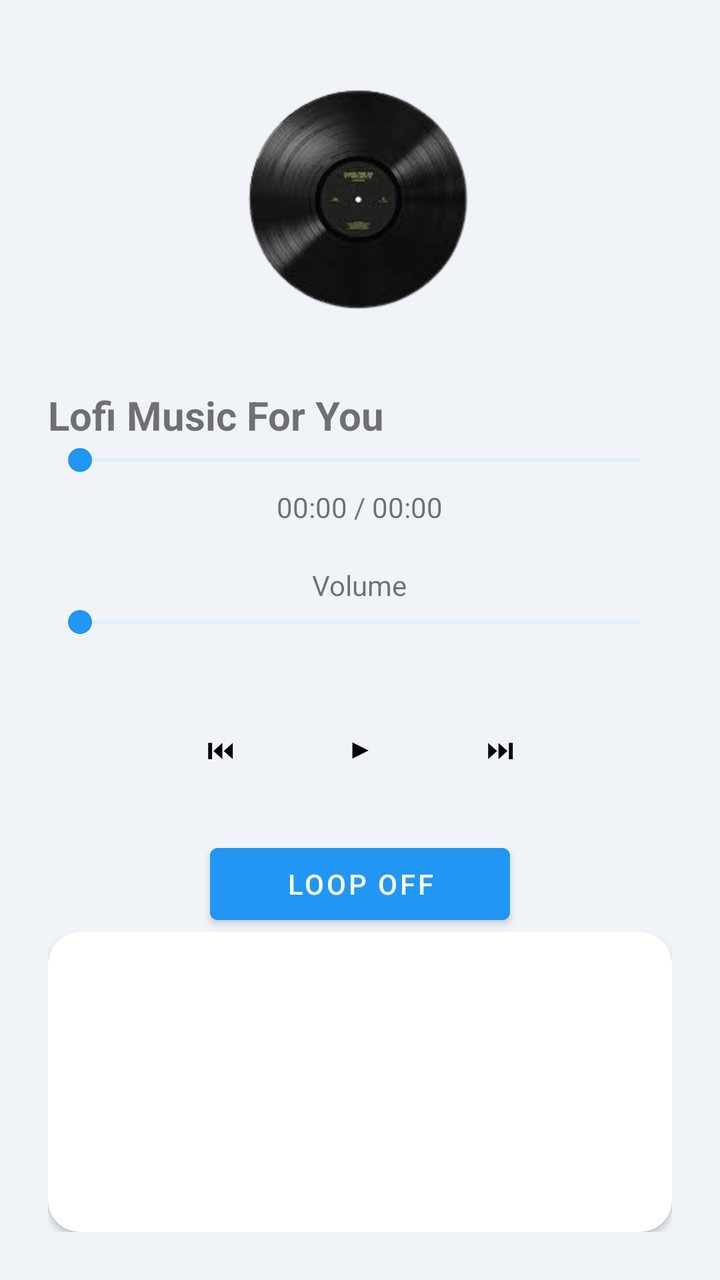
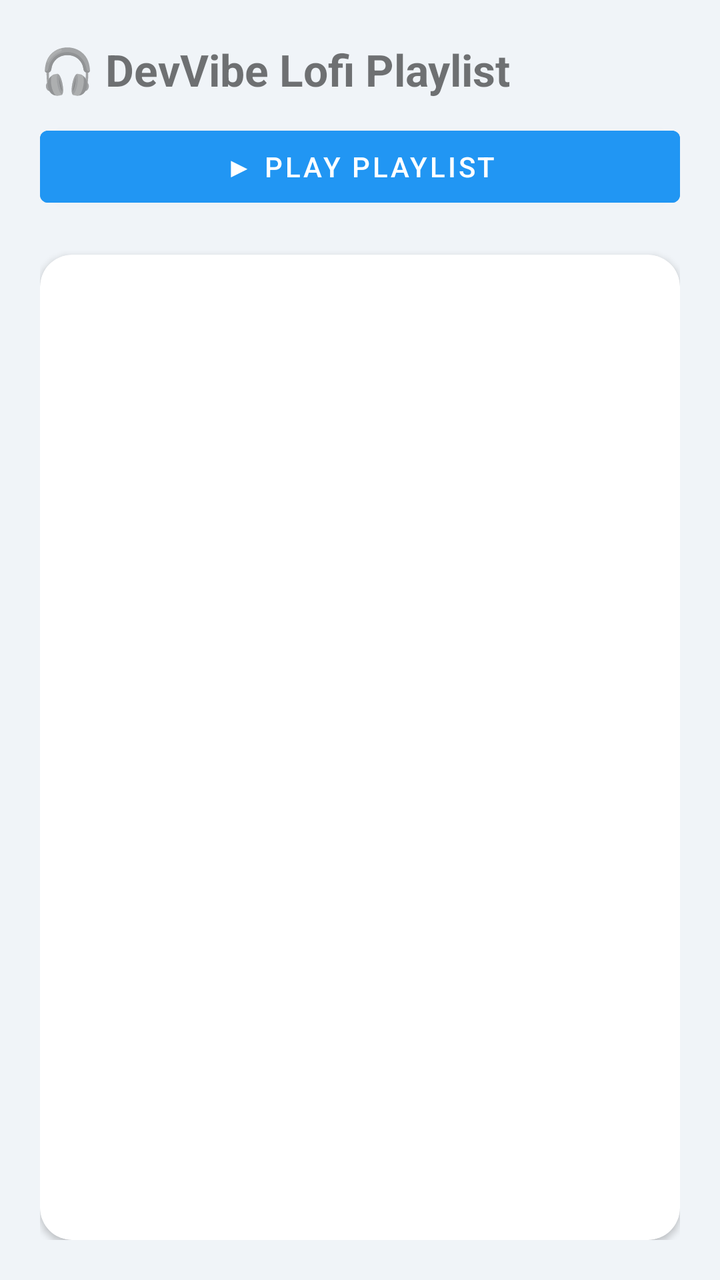

The first picture is an Android layout as it rendered before a commit; the second is the same layout after the commit. The layout source and the unified diff follow.
<!-- AndroidManifest.xml: application theme Theme.DevVibe -->
<!-- res/layout/activity_music.xml -->
<LinearLayout xmlns:android="http://schemas.android.com/apk/res/android"
    xmlns:app="http://schemas.android.com/apk/res-auto"
    android:orientation="vertical"
    android:gravity="center"
    android:padding="24dp"
    android:background="#f0f4f8"
    android:layout_width="match_parent"
    android:layout_height="match_parent">

    <ImageView
        android:id="@+id/vinylImage"
        android:layout_width="150dp"
        android:layout_height="150dp"
        android:layout_marginBottom="20dp"
        android:src="@drawable/vinyl"/>

    <TextView
        android:id="@+id/musicTitle"
        android:layout_width="match_parent"
        android:layout_height="wrap_content"
        android:text="Lofi Music For You"
        android:textSize="20sp"
        android:textStyle="bold"
        android:singleLine="true"
        android:ellipsize="marquee"
        android:marqueeRepeatLimit="marquee_forever"
        android:focusable="true"
        android:focusableInTouchMode="true"
        android:scrollHorizontally="true"/>

    <SeekBar
        android:id="@+id/musicProgress"
        android:layout_width="match_parent"
        android:layout_height="wrap_content"
        android:progressTint="#2196F3"
        android:thumbTint="#2196F3"
        android:progressBackgroundTint="#BBDEFB"/>

    <TextView
        android:id="@+id/timeText"
        android:text="00:00 / 00:00"
        android:layout_marginTop="5dp"
        android:layout_width="wrap_content"
        android:layout_height="wrap_content"/>

    <TextView
        android:text="Volume"
        android:layout_marginTop="20dp"
        android:layout_width="wrap_content"
        android:layout_height="wrap_content"/>

    <SeekBar
        android:id="@+id/volumeSeek"
        android:layout_width="match_parent"
        android:layout_height="wrap_content"
        android:progressTint="#2196F3"
        android:thumbTint="#2196F3"
        android:progressBackgroundTint="#BBDEFB"/>

    <LinearLayout
        style="?android:attr/buttonBarStyle"
        android:orientation="horizontal"
        android:layout_marginTop="30dp"
        android:gravity="center"
        android:layout_height="wrap_content"
        android:layout_width="match_parent">

        <Button
            android:id="@+id/btnPrev"
            style="?android:attr/buttonBarButtonStyle"
            android:text="⏮"
            android:textColor="@color/black"
            android:layout_width="70dp"
            android:layout_height="wrap_content" />

        <Button
            android:id="@+id/btnPlay"
            style="?android:attr/buttonBarButtonStyle"
            android:text="▶"
            android:textColor="@color/black"
            android:layout_width="70dp"
            android:layout_height="wrap_content" />

        <Button
            android:id="@+id/btnNext"
            style="?android:attr/buttonBarButtonStyle"
            android:text="⏭"
            android:textColor="@color/black"
            android:layout_width="70dp"
            android:layout_height="wrap_content"/>

    </LinearLayout>

    <Button
        android:id="@+id/btnLoop"
        android:text="Loop Off"
        android:backgroundTint="#2196F3"
        android:layout_marginTop="20dp"
        android:layout_width="150dp"
        android:layout_height="wrap_content"/>


    <com.google.android.material.card.MaterialCardView
        app:cardCornerRadius="16dp"
        app:cardElevation="2dp"
        android:layout_width="match_parent"
        android:layout_height="match_parent">

        <androidx.recyclerview.widget.RecyclerView
            android:id="@+id/playlistRecycler"
            android:layout_width="match_parent"
            android:layout_height="match_parent" />

    </com.google.android.material.card.MaterialCardView>


</LinearLayout>
<!-- resources referenced by this layout -->
<resources>
  <color name="black">#FF000000</color>
  <!-- drawable vinyl: png bitmap (drawable, 26524 bytes) -->
  <style name="Theme.DevVibe" parent="Base.Theme.DevVibe" />
  <style name="Base.Theme.DevVibe" parent="Theme.MaterialComponents.DayNight.NoActionBar">
          
          
      </style>
</resources>

<!-- the commit's change to res/layout/activity_music.xml (unified diff, before → after) -->
@@ -1,117 +1,159 @@
 <LinearLayout xmlns:android="http://schemas.android.com/apk/res/android"
     xmlns:app="http://schemas.android.com/apk/res-auto"
     android:orientation="vertical"
-    android:gravity="center"
-    android:padding="24dp"
     android:background="#f0f4f8"
     android:layout_width="match_parent"
     android:layout_height="match_parent">
 
-    <ImageView
-        android:id="@+id/vinylImage"
-        android:layout_width="150dp"
-        android:layout_height="150dp"
-        android:layout_marginBottom="20dp"
-        android:src="@drawable/vinyl"/>
-
-    <TextView
-        android:id="@+id/musicTitle"
-        android:layout_width="match_parent"
-        android:layout_height="wrap_content"
-        android:text="Lofi Music For You"
-        android:textSize="20sp"
-        android:textStyle="bold"
-        android:singleLine="true"
-        android:ellipsize="marquee"
-        android:marqueeRepeatLimit="marquee_forever"
-        android:focusable="true"
-        android:focusableInTouchMode="true"
-        android:scrollHorizontally="true"/>
-
-    <SeekBar
-        android:id="@+id/musicProgress"
-        android:layout_width="match_parent"
-        android:layout_height="wrap_content"
-        android:progressTint="#2196F3"
-        android:thumbTint="#2196F3"
-        android:progressBackgroundTint="#BBDEFB"/>
-
-    <TextView
-        android:id="@+id/timeText"
-        android:text="00:00 / 00:00"
-        android:layout_marginTop="5dp"
-        android:layout_width="wrap_content"
-        android:layout_height="wrap_content"/>
-
-    <TextView
-        android:text="Volume"
-        android:layout_marginTop="20dp"
-        android:layout_width="wrap_content"
-        android:layout_height="wrap_content"/>
-
-    <SeekBar
-        android:id="@+id/volumeSeek"
-        android:layout_width="match_parent"
-        android:layout_height="wrap_content"
-        android:progressTint="#2196F3"
-        android:thumbTint="#2196F3"
-        android:progressBackgroundTint="#BBDEFB"/>
+    
 
     <LinearLayout
-        style="?android:attr/buttonBarStyle"
-        android:orientation="horizontal"
-        android:layout_marginTop="30dp"
-        android:gravity="center"
-        android:layout_height="wrap_content"
-        android:layout_width="match_parent">
+        android:id="@+id/playlistLayout"
+        android:orientation="vertical"
+        android:padding="20dp"
+        android:layout_width="match_parent"
+        android:layout_height="match_parent">
+
+        <TextView
+            android:text="🎧 DevVibe Lofi Playlist"
+            android:textStyle="bold"
+            android:textSize="22sp"
+            android:layout_marginBottom="10dp"
+            android:layout_width="wrap_content"
+            android:layout_height="wrap_content"/>
 
         <Button
-            android:id="@+id/btnPrev"
-            style="?android:attr/buttonBarButtonStyle"
-            android:text="⏮"
-            android:textColor="@color/black"
-            android:layout_width="70dp"
-            android:layout_height="wrap_content" />
+            android:id="@+id/btnStartPlaylist"
+            android:text="▶ Play Playlist"
+            android:backgroundTint="#2196F3"
+            android:layout_marginBottom="20dp"
+            android:layout_width="match_parent"
+            android:layout_height="wrap_content"/>
+
+        <com.google.android.material.card.MaterialCardView
+            app:cardCornerRadius="16dp"
+            app:cardElevation="2dp"
+            android:layout_width="match_parent"
+            android:layout_height="match_parent">
+
+            <androidx.recyclerview.widget.RecyclerView
+                android:id="@+id/playlistRecycler"
+                android:layout_width="match_parent"
+                android:layout_height="match_parent"/>
+
+        </com.google.android.material.card.MaterialCardView>
+
+    </LinearLayout>
+
+
+    
+
+    <LinearLayout
+        android:id="@+id/playerLayout"
+        android:visibility="gone"
+        android:gravity="center"
+        android:padding="24dp"
+        android:orientation="vertical"
+        android:layout_width="match_parent"
+        android:layout_height="match_parent">
 
         <Button
-            android:id="@+id/btnPlay"
-            style="?android:attr/buttonBarButtonStyle"
-            android:text="▶"
-            android:textColor="@color/black"
-            android:layout_width="70dp"
-            android:layout_height="wrap_content" />
+            android:id="@+id/btnBackPlaylist"
+            android:text="⬅ Playlist"
+            android:layout_gravity="start"
+            android:layout_width="wrap_content"
+            android:layout_height="wrap_content"/>
+
+        <ImageView
+            android:id="@+id/vinylImage"
+            android:layout_width="150dp"
+            android:layout_height="150dp"
+            android:layout_marginTop="20dp"
+            android:layout_marginBottom="20dp"
+            android:src="@drawable/vinyl"/>
+
+        <TextView
+            android:id="@+id/musicTitle"
+            android:layout_width="match_parent"
+            android:layout_height="wrap_content"
+            android:text="Lofi Music For You"
+            android:textSize="20sp"
+            android:textStyle="bold"
+            android:singleLine="true"
+            android:ellipsize="marquee"
+            android:marqueeRepeatLimit="marquee_forever"
+            android:focusable="true"
+            android:focusableInTouchMode="true"
+            android:scrollHorizontally="true"/>
+
+        <SeekBar
+            android:id="@+id/musicProgress"
+            android:layout_width="match_parent"
+            android:layout_height="wrap_content"
+            android:progressTint="#2196F3"
+            android:thumbTint="#2196F3"
+            android:progressBackgroundTint="#BBDEFB"/>
+
+        <TextView
+            android:id="@+id/timeText"
+            android:text="00:00 / 00:00"
+            android:layout_marginTop="5dp"
+            android:layout_width="wrap_content"
+            android:layout_height="wrap_content"/>
+
+        <TextView
+            android:text="Volume"
+            android:layout_marginTop="20dp"
+            android:layout_width="wrap_content"
+            android:layout_height="wrap_content"/>
+
+        <SeekBar
+            android:id="@+id/volumeSeek"
+            android:layout_width="match_parent"
+            android:layout_height="wrap_content"
+            android:progressTint="#2196F3"
+            android:thumbTint="#2196F3"
+            android:progressBackgroundTint="#BBDEFB"/>
+
+        <LinearLayout
+            style="?android:attr/buttonBarStyle"
+            android:orientation="horizontal"
+            android:layout_marginTop="30dp"
+            android:gravity="center"
+            android:layout_height="wrap_content"
+            android:layout_width="match_parent">
+
+            <Button
+                android:id="@+id/btnPrev"
+                style="?android:attr/buttonBarButtonStyle"
+                android:text="⏮"
+                android:layout_width="70dp"
+                android:layout_height="wrap_content"/>
+
+            <Button
+                android:id="@+id/btnPlay"
+                style="?android:attr/buttonBarButtonStyle"
+                android:text="▶"
+                android:layout_width="70dp"
+                android:layout_height="wrap_content"/>
+
+            <Button
+                android:id="@+id/btnNext"
+                style="?android:attr/buttonBarButtonStyle"
+                android:text="⏭"
+                android:layout_width="70dp"
+                android:layout_height="wrap_content"/>
+
+        </LinearLayout>
 
         <Button
-            android:id="@+id/btnNext"
-            style="?android:attr/buttonBarButtonStyle"
-            android:text="⏭"
-            android:textColor="@color/black"
-            android:layout_width="70dp"
+            android:id="@+id/btnLoop"
+            android:text="Loop Off"
+            android:backgroundTint="#2196F3"
+            android:layout_marginTop="20dp"
+            android:layout_width="150dp"
             android:layout_height="wrap_content"/>
 
     </LinearLayout>
 
-    <Button
-        android:id="@+id/btnLoop"
-        android:text="Loop Off"
-        android:backgroundTint="#2196F3"
-        android:layout_marginTop="20dp"
-        android:layout_width="150dp"
-        android:layout_height="wrap_content"/>
-
-
-    <com.google.android.material.card.MaterialCardView
-        app:cardCornerRadius="16dp"
-        app:cardElevation="2dp"
-        android:layout_width="match_parent"
-        android:layout_height="match_parent">
-
-        <androidx.recyclerview.widget.RecyclerView
-            android:id="@+id/playlistRecycler"
-            android:layout_width="match_parent"
-            android:layout_height="match_parent" />
-
-    </com.google.android.material.card.MaterialCardView>
-
-
 </LinearLayout>
<!-- resource entries referenced after the edit -->
@@ -1,6 +1,5 @@
 <!-- resources referenced by this layout -->
 <resources>
-  <color name="black">#FF000000</color>
   <!-- drawable vinyl: png bitmap (drawable, 26524 bytes) -->
   <style name="Theme.DevVibe" parent="Base.Theme.DevVibe" />
   <style name="Base.Theme.DevVibe" parent="Theme.MaterialComponents.DayNight.NoActionBar">
